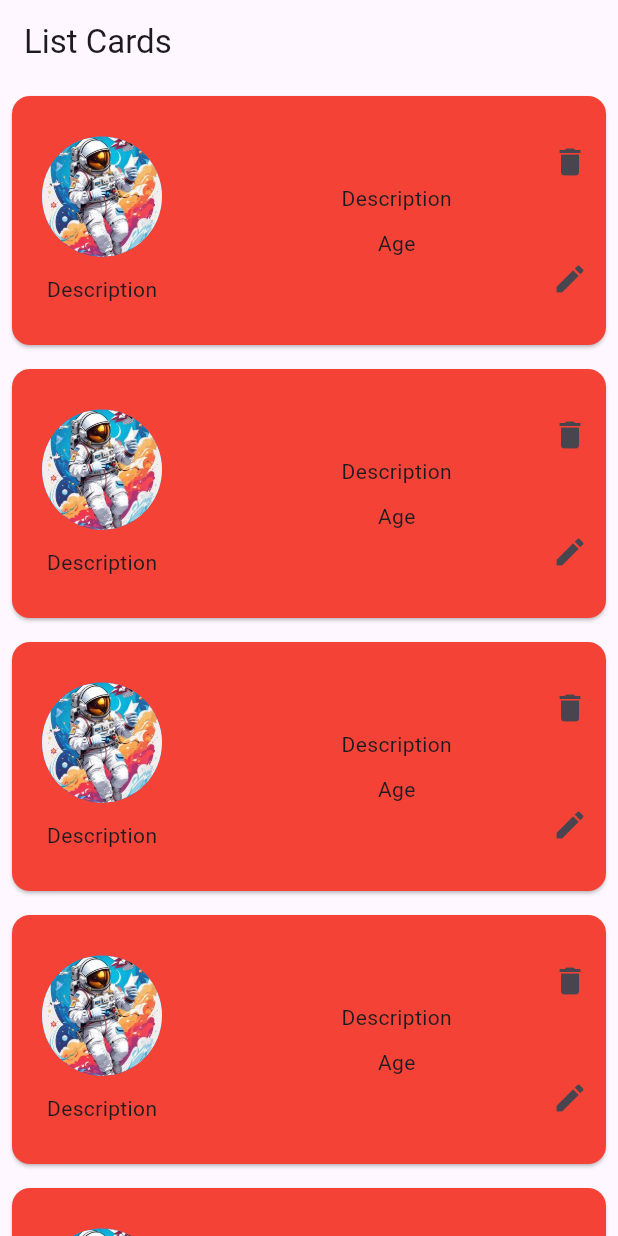
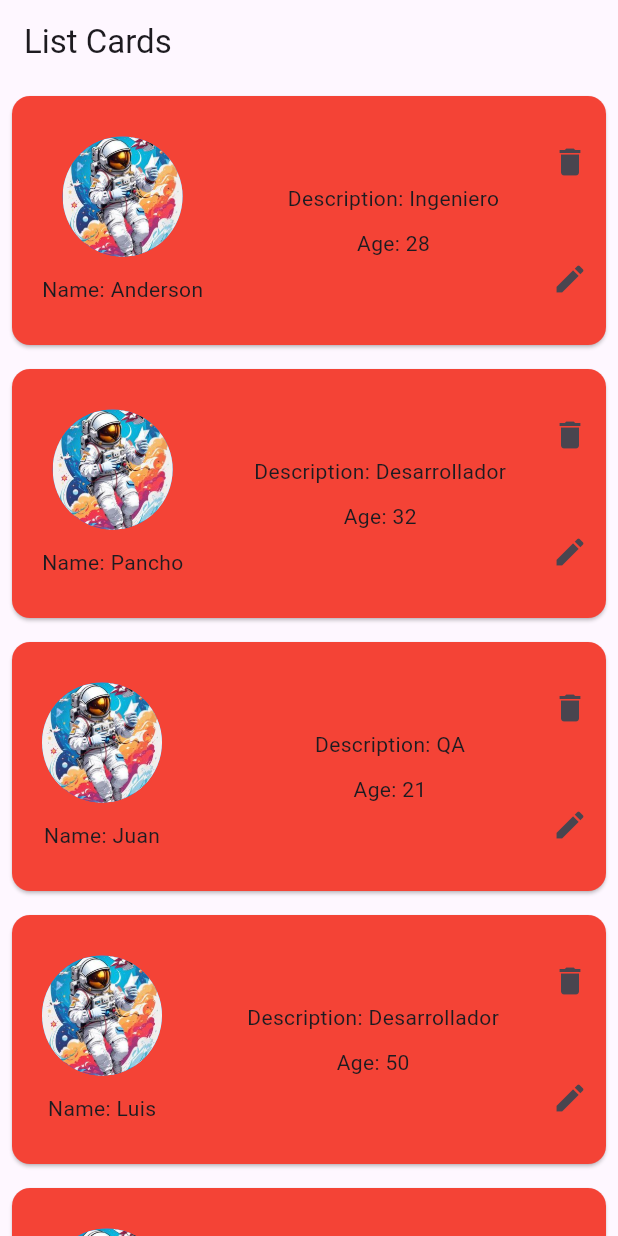
Before and after one commit to sergiohortua/crud-flutter, a Flutter app: the screen it shows after launch, on a phone screen of 412 x 824 dp. Run offline on Flutter 3.47's test engine with Material 3 defaults, Android fonts, the phone set to English and light mode, and no system bars.

Commit message:
List of persons interpolation in cardCustom

```diff
--- /dev/null
+++ b/lib/common/person.dart
@@ -0,0 +1,14 @@
+// import 'package:flutter/material.dart';
+
+class Person {
+  String name;
+  String description;
+  int age;
+
+  Person(this.name, this.description, this.age);
+
+  // @override
+  // Widget build(BuildContext context) {
+  //   return const Placeholder();
+  // }
+}
--- a/lib/main.dart
+++ b/lib/main.dart
@@ -10,7 +10,6 @@ void main() {
 class MyApp extends StatelessWidget {
   const MyApp({super.key});
 
-  // This widget is the root of your application.
   @override
   Widget build(BuildContext context) {
     return MaterialApp(
--- a/lib/widgets/card_custom.dart
+++ b/lib/widgets/card_custom.dart
@@ -1,9 +1,10 @@
+import 'package:crud/common/person.dart';
 import 'package:crud/screens/details.dart';
 import 'package:flutter/material.dart';
 
 class CardCustom extends StatefulWidget {
-  const CardCustom({super.key});
-
+  Person person;
+  CardCustom(this.person, {super.key});
   @override
   State<CardCustom> createState() => _CardCustomState();
 }
@@ -38,16 +39,16 @@ class _CardCustomState extends State<CardCustom> {
                 const SizedBox(
                   height: 12.0,
                 ),
-                const Text('Description'),
+                Text('Name: ${widget.person.name}'),
               ],
             ),
             const SizedBox(
               width: 10.0,
             ),
-            const Column(mainAxisSize: MainAxisSize.min, children: [
-              Text('Description'),
+            Column(mainAxisSize: MainAxisSize.min, children: [
+              Text('Description: ${widget.person.description}'),
               SizedBox(height: 10.0),
-              Text('Age'),
+              Text('Age: ${widget.person.age}'),
             ]),
             Column(
               mainAxisSize: MainAxisSize.min,
--- a/lib/widgets/list_card_custom.dart
+++ b/lib/widgets/list_card_custom.dart
@@ -1,8 +1,19 @@
+import 'package:crud/common/person.dart';
 import 'package:crud/widgets/card_custom.dart';
 import 'package:flutter/material.dart';
 
 class ListCardCustom extends StatelessWidget {
-  const ListCardCustom({super.key});
+  ListCardCustom({super.key});
+
+  List<Person> people = [
+    Person('Anderson', 'Ingeniero', 28),
+    Person('Pancho', 'Desarrollador', 32),
+    Person('Juan', 'QA', 21),
+    Person('Luis', 'Desarrollador', 50),
+    Person('Sergio', 'Desarrollador', 15),
+    Person('Carlos', 'Desarrollador', 46),
+    Person('Christian', 'Desarrollador', 70),
+  ];
 
   @override
   Widget build(BuildContext context) {
@@ -10,15 +21,9 @@ class ListCardCustom extends StatelessWidget {
       appBar: AppBar(
         title: Text('List Cards'),
       ),
-      body: ListView(
-        children: [
-          CardCustom(),
-          CardCustom(),
-          CardCustom(),
-          CardCustom(),
-          CardCustom(),
-          CardCustom(),
-        ],
+      body: ListView.builder(
+        itemCount: people.length,
+        itemBuilder: (context, index) => CardCustom(people[index]),
       ),
     );
   }
```
